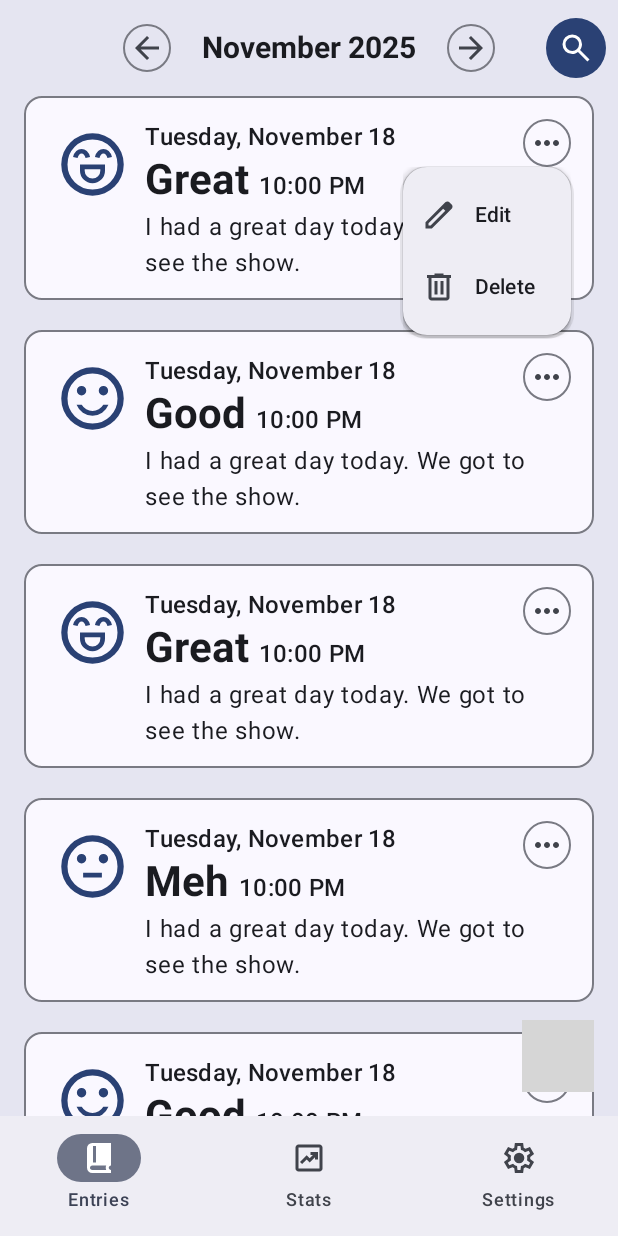
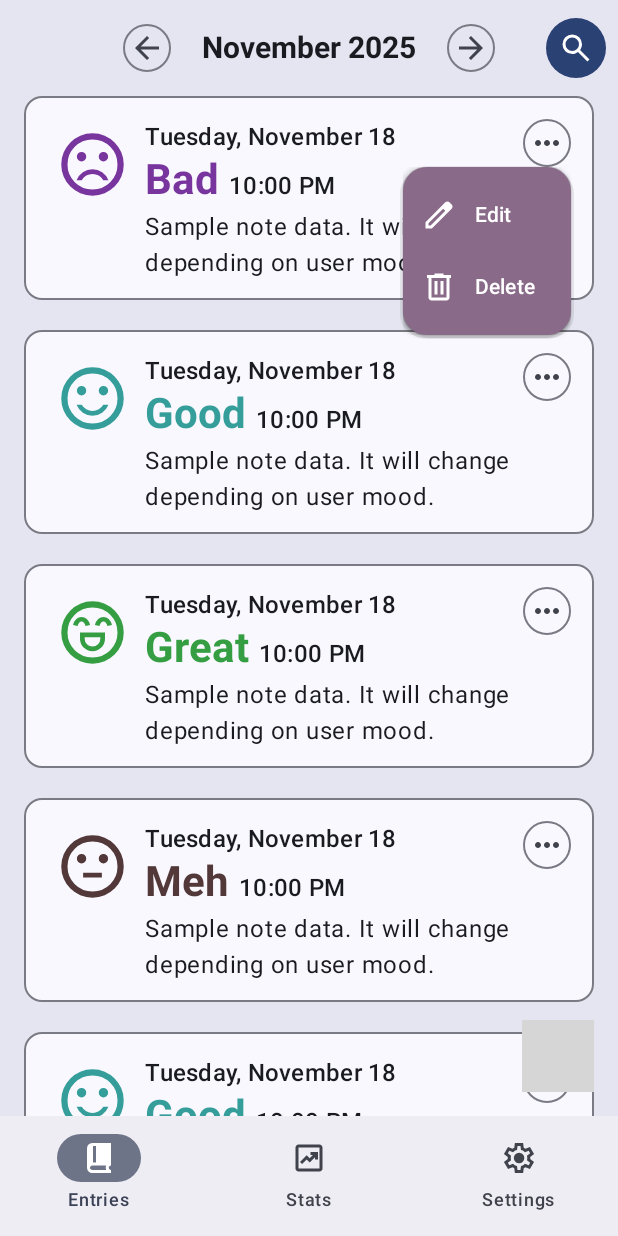
Before and after one commit to josedherna/Confidant, an Android app built with Jetpack Compose: the screen it shows after launch (MainActivity), after a tap on "Edit this entry", on a phone screen of 412 x 824 dp. Run offline under Robolectric (Android 15) with nearby library versions, the phone set to English and light mode, and no system bars; our stand-ins replace Material 3 Expressive styles (plain Material 3 is drawn); 1 statement that could not run was skipped; grey boxes are pictures that could not be loaded.

Commit message:
feat: added mood colors for the entry cards and changed bottom padding of lazy column

```diff
--- a/app/build.gradle.kts
+++ b/app/build.gradle.kts
@@ -50,6 +50,7 @@ dependencies {
     implementation(libs.androidx.ui.tooling.preview)
     implementation(libs.androidx.material3)
     implementation(libs.androidx.navigation.compose)
+    implementation(libs.androidx.compose.foundation.layout)
     testImplementation(libs.junit)
     androidTestImplementation(libs.androidx.junit)
     androidTestImplementation(libs.androidx.espresso.core)
--- a/app/src/main/java/com/jhproject/confidant/ui/entryscreen/EntryScreen.kt
+++ b/app/src/main/java/com/jhproject/confidant/ui/entryscreen/EntryScreen.kt
@@ -1,7 +1,7 @@
 package com.jhproject.confidant.ui.entryscreen
 
+import android.content.res.Configuration
 import androidx.compose.foundation.BorderStroke
-import androidx.compose.foundation.Image
 
 import androidx.compose.foundation.isSystemInDarkTheme
 import androidx.compose.foundation.layout.Arrangement
@@ -35,15 +35,16 @@ import androidx.compose.material3.Surface
 import androidx.compose.material3.Text
 import androidx.compose.material3.surfaceColorAtElevation
 import androidx.compose.runtime.Composable
+import androidx.compose.runtime.Immutable
 import androidx.compose.runtime.getValue
 import androidx.compose.runtime.mutableStateOf
 import androidx.compose.runtime.remember
 import androidx.compose.runtime.setValue
 import androidx.compose.ui.Alignment
 import androidx.compose.ui.Modifier
-import androidx.compose.ui.graphics.ColorFilter
+import androidx.compose.ui.graphics.Color
 import androidx.compose.ui.graphics.vector.ImageVector
-import androidx.compose.ui.res.painterResource
+import androidx.compose.ui.platform.LocalConfiguration
 import androidx.compose.ui.res.stringResource
 import androidx.compose.ui.res.vectorResource
 import androidx.compose.ui.text.buildAnnotatedString
@@ -53,6 +54,7 @@ import androidx.compose.ui.tooling.preview.Preview
 import androidx.compose.ui.unit.dp
 import androidx.lifecycle.viewmodel.compose.viewModel
 import com.jhproject.confidant.R
+import com.jhproject.confidant.ui.theme.MoodColorsTheme
 
 @Preview
 @Composable
@@ -66,6 +68,9 @@ fun EntryScreen(
     else {
         MaterialTheme.colorScheme.surfaceColorAtElevation(5.dp)
     }
+
+    val configuration = LocalConfiguration.current
+    val isLandscape = configuration.orientation == Configuration.ORIENTATION_LANDSCAPE
 
     Surface(
         color = backgroundTheme,
@@ -85,11 +90,11 @@ fun EntryScreen(
             contentPadding = PaddingValues(
                 start = 16.dp,
                 end = 16.dp,
-                bottom = 20.dp
+                bottom = if (!isLandscape) 88.dp else 20.dp
             )
         ) {
             item {
-                EntryCard()
+                EntryCard(mood = "bad")
             }
             item {
                 EntryCard(mood = "good")
@@ -103,13 +108,18 @@ fun EntryScreen(
             item {
                 EntryCard(mood = "good")
             }
+            item {
+                EntryCard(mood = "awful")
+            }
         }
     }
 }
 
+@Immutable
 data class MoodResources(
     val icon: Int,
-    val label: String
+    val label: String,
+    val color: Color
 )
 
 @Preview
@@ -118,7 +128,7 @@ fun EntryCard(
     date: String = "Tuesday, November 18",
     time: String = "10:00 PM",
     mood: String = "great",
-    note: String = "I had a great day today. We got to see the show.",
+    note: String = "Sample note data. It will change depending on user mood.",
     darkTheme: Boolean = isSystemInDarkTheme()
 ) {
     val backgroundTheme = if (darkTheme) {
@@ -129,13 +139,42 @@ fun EntryCard(
     }
 
     val entryMood = when (mood) {
-        "great" -> MoodResources(R.drawable.sentiment_excited_24px, stringResource(R.string.great))
-        "good" -> MoodResources(R.drawable.sentiment_satisfied_24px, stringResource(R.string.good))
-        "meh" -> MoodResources(R.drawable.sentiment_neutral_24px, stringResource(R.string.meh))
-        "bad" -> MoodResources(R.drawable.sentiment_dissatisfied_24px, stringResource(R.string.bad))
-        "awful" -> MoodResources(R.drawable.sentiment_sad_24px, stringResource(R.string.awful))
+        "great" -> MoodResources(
+            R.drawable.sentiment_excited_24px,
+            stringResource(R.string.great),
+            MoodColorsTheme.colors.great
+        )
+
+        "good" -> MoodResources(
+            R.drawable.sentiment_satisfied_24px,
+            stringResource(R.string.good),
+            MoodColorsTheme.colors.good
+        )
+
+        "meh" -> MoodResources(
+            R.drawable.sentiment_neutral_24px,
+            stringResource(R.string.meh),
+            MoodColorsTheme.colors.meh
+        )
+
+        "bad" -> MoodResources(
+            R.drawable.sentiment_dissatisfied_24px,
+            stringResource(R.string.bad),
+            MoodColorsTheme.colors.bad
+        )
+
+        "awful" -> MoodResources(
+            R.drawable.sentiment_sad_24px,
+            stringResource(R.string.awful),
+            MoodColorsTheme.colors.awful
+        )
+
         else -> {
-            MoodResources(R.drawable.sentiment_neutral_24px, stringResource(R.string.meh))
+            MoodResources(
+                R.drawable.sentiment_neutral_24px,
+                stringResource(R.string.meh),
+                MoodColorsTheme.colors.meh
+            )
         }
     }
 
@@ -159,10 +198,10 @@ fun EntryCard(
                     contentAlignment = Alignment.Center,
                     modifier = Modifier.size(60.dp)
                 ) {
-                    Image(
-                        painter = painterResource(entryMood.icon),
+                    Icon(
+                        imageVector = ImageVector.vectorResource(entryMood.icon),
                         contentDescription = "Mood",
-                        colorFilter = ColorFilter.tint(MaterialTheme.colorScheme.primary),
+                        tint = entryMood.color,
                         modifier = Modifier
                             .size(50.dp)
                     )
@@ -183,7 +222,8 @@ fun EntryCard(
                                 buildAnnotatedString {
                                     withStyle(
                                         style = MaterialTheme.typography.headlineMedium.copy(
-                                            fontWeight = FontWeight.Bold
+                                            fontWeight = FontWeight.Bold,
+                                            color = entryMood.color
                                         ).toSpanStyle(
                                         ),
                                     ) {
@@ -237,17 +277,22 @@ fun EntrySettingsButton() {
         DropdownMenu(
             expanded = expanded,
             onDismissRequest = { expanded = false },
-            shape = RoundedCornerShape(16.dp)
+            shape = RoundedCornerShape(16.dp),
+            containerColor = MaterialTheme.colorScheme.tertiaryContainer,
         ) {
             DropdownMenuItem(
                 leadingIcon = {
                     Icon(
                         ImageVector.vectorResource(R.drawable.edit_24px),
+                        tint = MaterialTheme.colorScheme.onTertiaryContainer,
                         contentDescription = null
                     )
                 },
                 text = {
-                    Text(stringResource(R.string.edit))
+                    Text(
+                        stringResource(R.string.edit),
+                        color = MaterialTheme.colorScheme.onTertiaryContainer
+                    )
                 },
                 onClick = {
                     expanded = false
@@ -257,11 +302,15 @@ fun EntrySettingsButton() {
                 leadingIcon = {
                     Icon(
                         ImageVector.vectorResource(R.drawable.delete_24px),
+                        tint = MaterialTheme.colorScheme.onTertiaryContainer,
                         contentDescription = null
                     )
                 },
                 text = {
-                    Text(stringResource(R.string.delete))
+                    Text(
+                        stringResource(R.string.delete),
+                        color = MaterialTheme.colorScheme.onTertiaryContainer
+                    )
                 },
                 onClick = {
                     expanded = false
--- a/app/src/main/java/com/jhproject/confidant/ui/mainscreen/MainScreen.kt
+++ b/app/src/main/java/com/jhproject/confidant/ui/mainscreen/MainScreen.kt
@@ -9,7 +9,6 @@ import androidx.compose.foundation.layout.Row
 import androidx.compose.foundation.layout.WindowInsets
 import androidx.compose.foundation.layout.WindowInsetsSides
 import androidx.compose.foundation.layout.fillMaxSize
-import androidx.compose.foundation.layout.navigationBars
 import androidx.compose.foundation.layout.offset
 import androidx.compose.foundation.layout.only
 import androidx.compose.foundation.layout.padding
@@ -26,6 +25,7 @@ import androidx.compose.material3.Icon
 import androidx.compose.material3.IconButtonDefaults
 import androidx.compose.material3.MaterialTheme
 import androidx.compose.material3.NavigationBar
+import androidx.compose.material3.NavigationBarDefaults
 import androidx.compose.material3.NavigationBarItem
 import androidx.compose.material3.OutlinedIconButton
 import androidx.compose.material3.Scaffold
@@ -41,8 +41,6 @@ import androidx.compose.runtime.setValue
 import androidx.compose.ui.Alignment
 import androidx.compose.ui.Modifier
 import androidx.compose.ui.graphics.vector.ImageVector
-import androidx.compose.ui.platform.LocalContext
-import androidx.compose.ui.res.painterResource
 import androidx.compose.ui.res.stringResource
 import androidx.compose.ui.res.vectorResource
 import androidx.compose.ui.text.font.FontWeight
@@ -50,7 +48,6 @@ import androidx.compose.ui.tooling.preview.Preview
 import androidx.compose.ui.unit.dp
 import androidx.compose.ui.unit.sp
 import androidx.lifecycle.viewmodel.compose.viewModel
-import androidx.navigation.NavController
 import androidx.navigation.compose.NavHost
 import androidx.navigation.compose.composable
 import androidx.navigation.compose.currentBackStackEntryAsState
@@ -60,10 +57,29 @@ import com.jhproject.confidant.ui.settingscreen.SettingScreen
 import com.jhproject.confidant.ui.statscreen.StatScreen
 import com.jhproject.confidant.R
 
+enum class PrimaryAppScreen(val route: String, val title: Int, val icon: Int, val filledIcon: Int) {
+    ENTRIES("entry_screen", R.string.nav_1, R.drawable.book_24px, R.drawable.book_filled_24px),
+    STATS("stat_screen", R.string.nav_2, R.drawable.chart_data_24px, R.drawable.chart_data_filled_24px),
+    SETTINGS("setting_screen", R.string.nav_3, R.drawable.settings_24px, R.drawable.settings_filled_24px)
+}
+
+enum class FabActions(val icon: Int, val label: Int) {
+    ADD_TODAY_ENTRY(R.drawable.edit_24px, R.string.add_today),
+    ADD_OTHER_ENTRY(R.drawable.otherday_24px, R.string.add_other),
+    ADD_IMPORTANT_DAY(R.drawable.stars_24px, R.string.add_important)
+}
+
+private val destinations = PrimaryAppScreen.entries
+
 @Preview
 @Composable
 fun MainScreen() {
     val navbarController = rememberNavController()
+
+    val navBackStackEntry by navbarController.currentBackStackEntryAsState()
+    val currentRoute = navBackStackEntry?.destination?.route ?: destinations.first().route
+
+    val selectedDestinationIndex = destinations.indexOfFirst { it.route == currentRoute }
 
     Scaffold(
         modifier = Modifier.fillMaxSize(),
@@ -75,7 +91,43 @@ fun MainScreen() {
             EntryFAB()
         },
         bottomBar = {
-            BottomNavBar(navbarController)
+            NavigationBar(
+                windowInsets = NavigationBarDefaults.windowInsets,
+            ) {
+                destinations.forEachIndexed { index, screen ->
+                    val isSelected = selectedDestinationIndex == index
+                    val iconId = if (isSelected) screen.filledIcon else screen.icon
+
+                    NavigationBarItem(
+                        // Use the derived index for 'selected'
+                        selected = isSelected,
+                        onClick = {
+                            if (!isSelected) {
+                                navbarController.navigate(screen.route)
+                                {
+                                    popUpTo(navbarController.graph.startDestinationId) {
+                                        //Saves state of the previous screen
+                                        saveState = true
+                                    }
+                                    //Avoids creating multiple copies of the same destination on the stack
+                                    launchSingleTop = true
+                                    //Restores state when re-selecting a previously selected item
+                                    restoreState = true
+                                }
+                            }
+                        },
+                        icon = {
+                            Icon(
+                                imageVector = ImageVector.vectorResource(iconId),
+                                contentDescription = stringResource(screen.title)
+                            )
+                        },
+                        label = {
+                            Text(stringResource(screen.title))
+                        }
+                    )
+                }
+            }
         },
     ) { paddingValues ->
         NavHost(
@@ -96,18 +148,6 @@ fun MainScreen() {
             }
         }
     }
-}
-
-enum class PrimaryAppScreen(val route: String, val title: Int, val icon: Int, val filledIcon: Int) {
-    ENTRIES("entry_screen", R.string.nav_1, R.drawable.book_24px, R.drawable.book_filled_24px),
-    STATS("stat_screen", R.string.nav_2, R.drawable.chart_data_24px, R.drawable.chart_data_filled_24px),
-    SETTINGS("setting_screen", R.string.nav_3, R.drawable.settings_24px, R.drawable.settings_filled_24px)
-}
-
-enum class FabActions(val icon: Int, val label: Int) {
-    ADD_TODAY_ENTRY(R.drawable.edit_24px, R.string.add_today),
-    ADD_OTHER_ENTRY(R.drawable.otherday_24px, R.string.add_other),
-    ADD_IMPORTANT_DAY(R.drawable.stars_24px, R.string.add_important)
 }
 
 @Preview
@@ -240,7 +280,7 @@ fun EntryFAB() {
                 containerColor = MaterialTheme.colorScheme.tertiaryContainer,
                 icon = {
                     Icon(
-                        painter = painterResource(actions.icon),
+                        imageVector = ImageVector.vectorResource(actions.icon),
                         contentDescription = null,
                         tint = MaterialTheme.colorScheme.onTertiaryContainer
                     )
@@ -255,39 +295,3 @@ fun EntryFAB() {
         }
     }
 }
-
-@Composable
-fun BottomNavBar(
-    navController: NavController
-) {
-    val backStackEntry by navController.currentBackStackEntryAsState()
-    val currentRoute = backStackEntry?.destination?.route
-
-    NavigationBar(
-        windowInsets = WindowInsets(0, 0, 0, 0),
-    ) {
-        PrimaryAppScreen.entries.forEach { item ->
-            LocalContext.current
-            NavigationBarItem(
-                selected = currentRoute?.endsWith(item.route) == true,
-                onClick = {
-                    navController.navigate(item.route) {
-                        popUpTo(navController.graph.startDestinationId)
-                    }
-                },
-                icon = {
-                    Icon(
-                        painter = if (currentRoute == item.route) painterResource(item.filledIcon) else painterResource(item.icon),
-                        contentDescription = stringResource(item.title))
-                },
-                label = {
-                    Text(stringResource(item.title))
-                },
-                modifier = Modifier
-                    .windowInsetsPadding(
-                        WindowInsets.navigationBars
-                    )
-            )
-        }
-    }
-}
--- a/app/src/main/java/com/jhproject/confidant/ui/theme/Color.kt
+++ b/app/src/main/java/com/jhproject/confidant/ui/theme/Color.kt
@@ -6,6 +6,28 @@ val Purple80 = Color(0xFFD0BCFF)
 val PurpleGrey80 = Color(0xFFCCC2DC)
 val Pink80 = Color(0xFFEFB8C8)
 
+//Mood colors light theme
+val GreatLight = Color(0xFF359E43)
+
+val GoodLight = Color(0xFF359E9A)
+
+val MehLight = Color(0xFF523838)
+
+val BadLight = Color(0xFF78359E)
+
+val AwfulLight = Color(0xFF9E3535)
+
 val Purple40 = Color(0xFF6650a4)
 val PurpleGrey40 = Color(0xFF625b71)
 val Pink40 = Color(0xFF7D5260)
+
+//Mood colors dark theme
+val GreatDark = Color(0xFF61CA6F)
+
+val GoodDark = Color(0xFF61CAC6)
+
+val MehDark = Color(0xFFC7ADAD)
+
+val BadDark = Color(0xFFA461CA)
+
+val AwfulDark = Color(0xFFCA6161)
--- a/app/src/main/java/com/jhproject/confidant/ui/theme/Theme.kt
+++ b/app/src/main/java/com/jhproject/confidant/ui/theme/Theme.kt
@@ -1,5 +1,6 @@
 package com.jhproject.confidant.ui.theme
 
+import android.annotation.SuppressLint
 import android.os.Build
 import androidx.compose.foundation.isSystemInDarkTheme
 import androidx.compose.material3.ExperimentalMaterial3ExpressiveApi
@@ -10,7 +11,45 @@ import androidx.compose.material3.dynamicDarkColorScheme
 import androidx.compose.material3.dynamicLightColorScheme
 import androidx.compose.material3.lightColorScheme
 import androidx.compose.runtime.Composable
+import androidx.compose.runtime.CompositionLocalProvider
+import androidx.compose.runtime.Immutable
+import androidx.compose.runtime.staticCompositionLocalOf
+import androidx.compose.ui.graphics.Color
 import androidx.compose.ui.platform.LocalContext
+
+@Immutable
+data class MoodColors(
+    val great: Color,
+    val good: Color,
+    val meh: Color,
+    val bad: Color,
+    val awful: Color
+)
+
+private val MoodLightColors = MoodColors(
+    great = GreatLight,
+    good = GoodLight,
+    meh = MehLight,
+    bad = BadLight,
+    awful = AwfulLight
+)
+
+private val MoodDarkColors = MoodColors(
+    great = GreatDark,
+    good = GoodDark,
+    meh = MehDark,
+    bad = BadDark,
+    awful = AwfulDark
+)
+
+@SuppressLint("CompositionLocalNaming")
+private val AppMoodColors = staticCompositionLocalOf { MoodLightColors }
+
+object MoodColorsTheme {
+    val colors: MoodColors
+        @Composable
+        get() = AppMoodColors.current
+}
 
 private val DarkColorScheme = darkColorScheme(
     primary = Purple80,
@@ -52,6 +91,13 @@ fun ConfidantTheme(
         else -> LightColorScheme
     }
 
+    val moodColors = if (darkTheme) {
+        MoodDarkColors
+    } else {
+        MoodLightColors
+    }
+
+    CompositionLocalProvider(AppMoodColors provides moodColors) {
         MaterialExpressiveTheme(
             colorScheme = colorScheme,
             motionScheme = MotionScheme.expressive(),
@@ -59,3 +105,4 @@ fun ConfidantTheme(
             content = content
         )
     }
+}
```
Also changed, not shown: gradle/libs.versions.toml (+8 -6 lines). Lines whose indentation alone changed are shown as unchanged.
